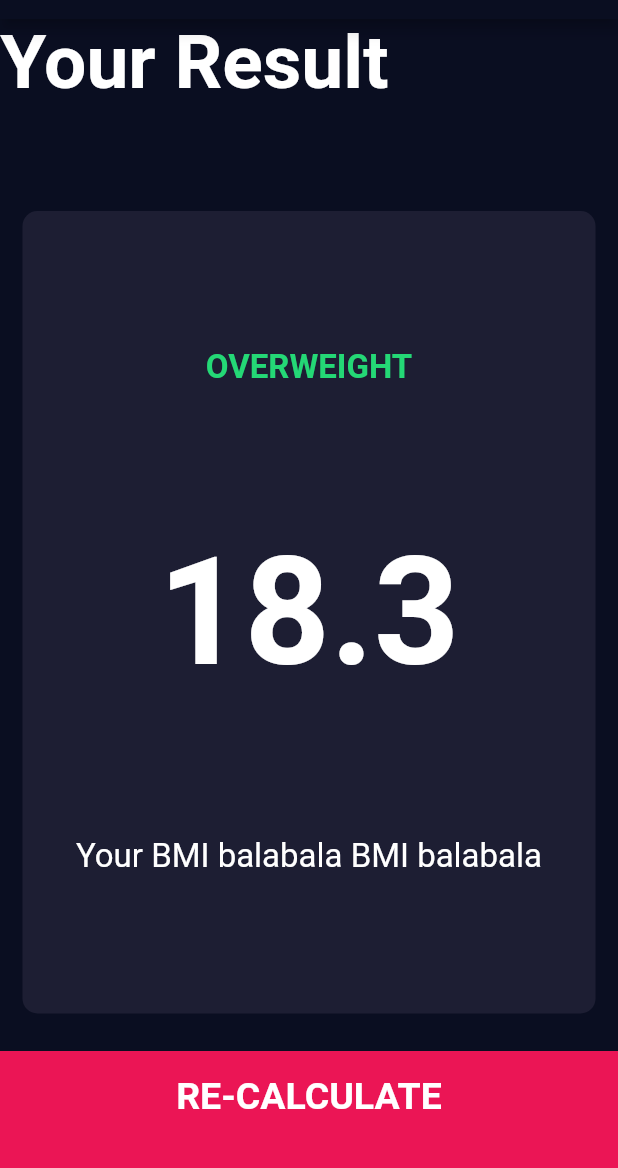
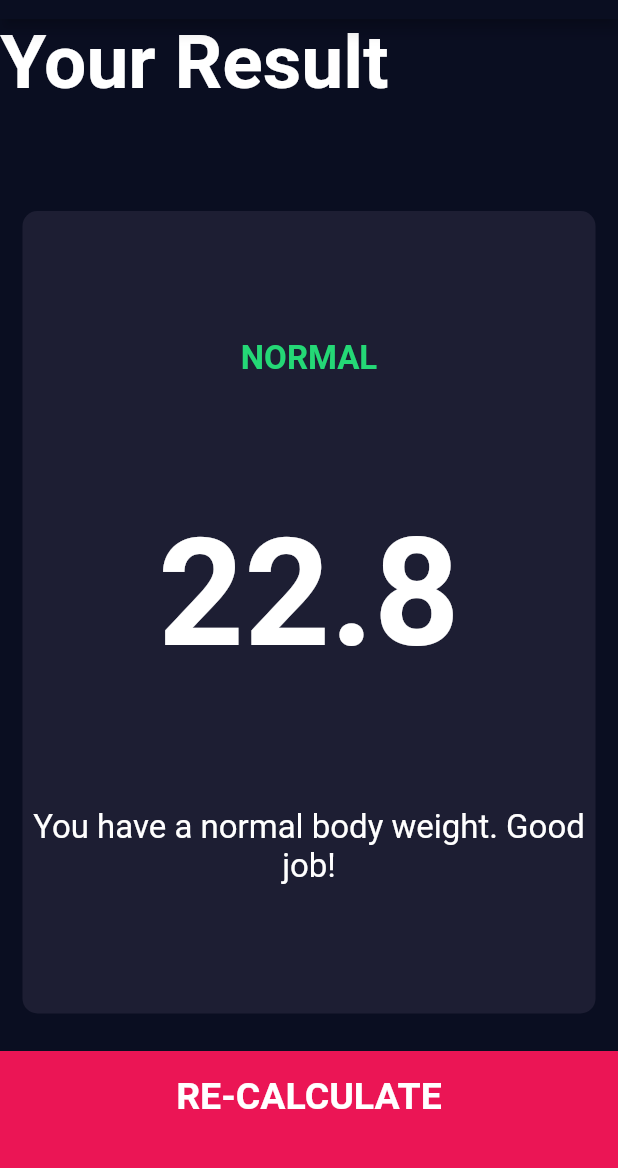
Before and after one commit to imWayneWY/flutter_study2, a Flutter app: the screen it shows after launch, after a tap on "CALCULATE", on a phone screen of 412 x 824 dp, the part 65-1233 px from its top. Run offline on Flutter 3.47's test engine with Material 2 defaults, Android fonts, the light colour scheme and no system bars; our stand-ins replace audioplayers, font_awesome_flutter.

Commit message:
finish course 07

```diff
--- /dev/null
+++ b/bmi-calculator-flutter/lib/calculator_brain.dart
@@ -0,0 +1,35 @@
+import 'dart:math';
+
+class CalculatorBrain {
+  CalculatorBrain({this.height, this.weight});
+
+  final int height;
+  final int weight;
+
+  double _bmi;
+
+  String calculateBMI() {
+    _bmi = weight / pow(height/100, 2);
+    return _bmi.toStringAsFixed(1);
+  }
+
+  String getResult() {
+    if (_bmi >= 25) {
+      return 'Overweight';
+    } else if (_bmi > 18.5) {
+      return 'Normal';
+    } else {
+      return 'Underweight';
+    }
+  }
+
+  String getInterperation() {
+    if (_bmi >= 25) {
+      return 'You have a higher than normal body weight. Try to exercise more.';
+    } else if (_bmi > 18.5) {
+      return 'You have a normal body weight. Good job!';
+    } else {
+      return 'You have a lower than normal body weight. You can eat a bit more';
+    }
+  }
+}
--- a/bmi-calculator-flutter/lib/screens/input_page.dart
+++ b/bmi-calculator-flutter/lib/screens/input_page.dart
@@ -6,7 +6,7 @@
 import 'package:bmi_calculator/constants.dart';
 import 'package:bmi_calculator/components/bottom_button.dart';
 import 'package:bmi_calculator/components/round_icon_button.dart';
-
+import 'package:bmi_calculator/calculator_brain.dart';
 enum Gender {
   male,
   female,
@@ -199,9 +199,15 @@
             ),
             BottomButton(
               onTap: () {
+                CalculatorBrain calc = CalculatorBrain(height: height, weight: weight);
+
                 Navigator.push(
                   context,
-                  MaterialPageRoute(builder: (context) => ResultPage()),
+                  MaterialPageRoute(builder: (context) => ResultPage(
+                    bmiResult: calc.calculateBMI(),
+                    resultText: calc.getResult(),
+                    interpretation: calc.getInterperation(),
+                  )),
                 );
               },
               buttonTitle: 'CALCULATE',
--- a/bmi-calculator-flutter/lib/screens/result_page.dart
+++ b/bmi-calculator-flutter/lib/screens/result_page.dart
@@ -4,6 +4,13 @@
 import 'package:flutter/material.dart';
 
 class ResultPage extends StatelessWidget {
+
+  ResultPage({@required this.bmiResult, @required this.resultText, @required this.interpretation});
+
+  final String bmiResult;
+  final String resultText;
+  final String interpretation;
+
   @override
   Widget build(BuildContext context) {
     return Scaffold(
@@ -31,15 +38,15 @@
                 crossAxisAlignment: CrossAxisAlignment.center,
                 children: <Widget>[
                   Text(
-                    'OVERWEIGHT',
+                    resultText.toUpperCase(),
                     style: kResultTextStyle,
                   ),
                   Text(
-                    '18.3',
+                    bmiResult,
                     style: kBMITextStyle,
                   ),
                   Text(
-                    'Your BMI balabala BMI balabala',
+                    interpretation,
                     textAlign: TextAlign.center,
                     style: kBodyTextStyle,
                   ),
```
